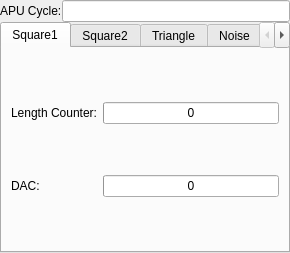
Above: debugger/apuinformationdialog.ui from christopherpow/nesicide before the change. Below: the same form after it.
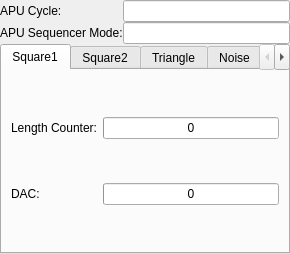
That is the form after the change. The open tabs and pages were chosen to show the change.

```diff
--- a/debugger/apuinformationdialog.ui
+++ b/debugger/apuinformationdialog.ui
@@ -27,20 +27,30 @@
     <number>0</number>
    </property>
    <item row="0" column="0">
-    <layout class="QHBoxLayout" name="horizontalLayout">
+    <layout class="QGridLayout" name="gridLayout_7">
      <property name="topMargin">
       <number>0</number>
      </property>
-     <item>
+     <item row="0" column="0">
       <widget class="QLabel" name="label_15">
        <property name="text">
         <string>APU Cycle:</string>
        </property>
       </widget>
      </item>
-     <item>
+     <item row="0" column="1">
       <widget class="QLineEdit" name="apuCycle"/>
      </item>
+     <item row="1" column="0">
+      <widget class="QLabel" name="label_17">
+       <property name="text">
+        <string>APU Sequencer Mode:</string>
+       </property>
+      </widget>
+     </item>
+     <item row="1" column="1">
+      <widget class="QLineEdit" name="apuSequencerMode"/>
+     </item>
     </layout>
    </item>
    <item row="5" column="0">
```
Left out of the diff: 2 changed lines with no effect on the pictures.
